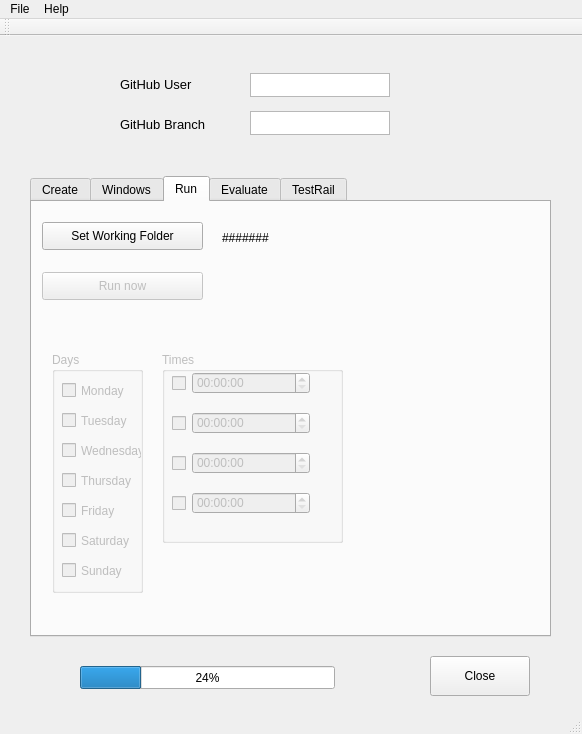
Before: the Qt Designer form tools/auto-tester/src/ui/AutoTester.ui in vircadia/vircadia-native-core, drawn with Qt 5.
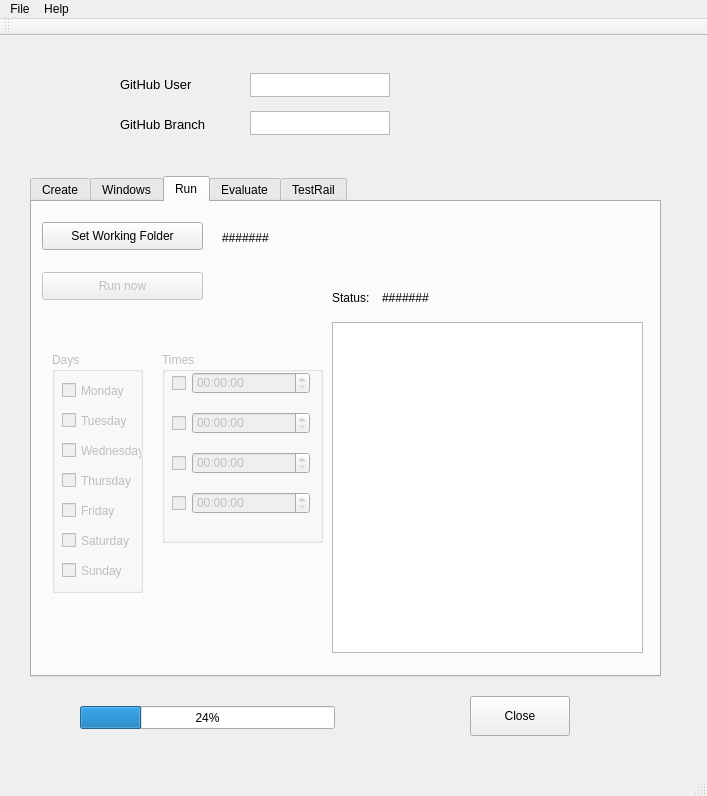
After: the same form once the commit is applied.

Patch:
```diff
--- a/tools/auto-tester/src/ui/AutoTester.ui
+++ b/tools/auto-tester/src/ui/AutoTester.ui
@@ -6,8 +6,8 @@
    <rect>
     <x>0</x>
     <y>0</y>
-    <width>582</width>
-    <height>734</height>
+    <width>707</width>
+    <height>796</height>
    </rect>
   </property>
   <property name="sizePolicy">
@@ -23,8 +23,8 @@
    <widget class="QPushButton" name="closeButton">
     <property name="geometry">
      <rect>
-      <x>430</x>
-      <y>620</y>
+      <x>470</x>
+      <y>660</y>
       <width>100</width>
       <height>40</height>
      </rect>
@@ -38,8 +38,8 @@
      <rect>
       <x>30</x>
       <y>140</y>
-      <width>521</width>
-      <height>461</height>
+      <width>631</width>
+      <height>501</height>
      </rect>
     </property>
     <property name="currentIndex">
@@ -320,7 +320,7 @@
        <rect>
         <x>130</x>
         <y>150</y>
-        <width>181</width>
+        <width>161</width>
         <height>191</height>
        </rect>
       </property>
@@ -446,6 +446,42 @@
        <string>#######</string>
       </property>
      </widget>
+     <widget class="QPlainTextEdit" name="plainTextEdit">
+      <property name="geometry">
+       <rect>
+        <x>300</x>
+        <y>120</y>
+        <width>311</width>
+        <height>331</height>
+       </rect>
+      </property>
+     </widget>
+     <widget class="QLabel" name="workingFolderLabel_2">
+      <property name="geometry">
+       <rect>
+        <x>300</x>
+        <y>80</y>
+        <width>41</width>
+        <height>31</height>
+       </rect>
+      </property>
+      <property name="text">
+       <string>Status:</string>
+      </property>
+     </widget>
+     <widget class="QLabel" name="statusLabel">
+      <property name="geometry">
+       <rect>
+        <x>350</x>
+        <y>80</y>
+        <width>271</width>
+        <height>31</height>
+       </rect>
+      </property>
+      <property name="text">
+       <string>#######</string>
+      </property>
+     </widget>
     </widget>
     <widget class="QWidget" name="tab_2">
      <attribute name="title">
@@ -615,7 +651,7 @@
     <property name="geometry">
      <rect>
       <x>80</x>
-      <y>630</y>
+      <y>670</y>
       <width>255</width>
       <height>23</height>
      </rect>
@@ -630,7 +666,7 @@
     <rect>
      <x>0</x>
      <y>0</y>
-     <width>582</width>
+     <width>707</width>
      <height>21</height>
     </rect>
    </property>
```
